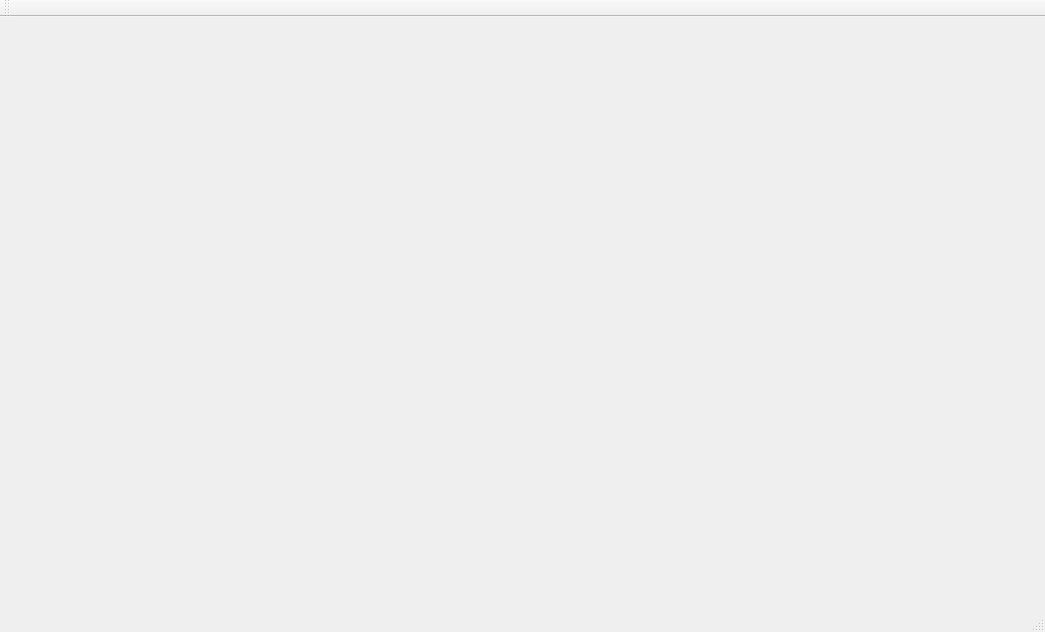
gallottino/guiPoliTOcean, file mainwindow.ui: the form before one commit.
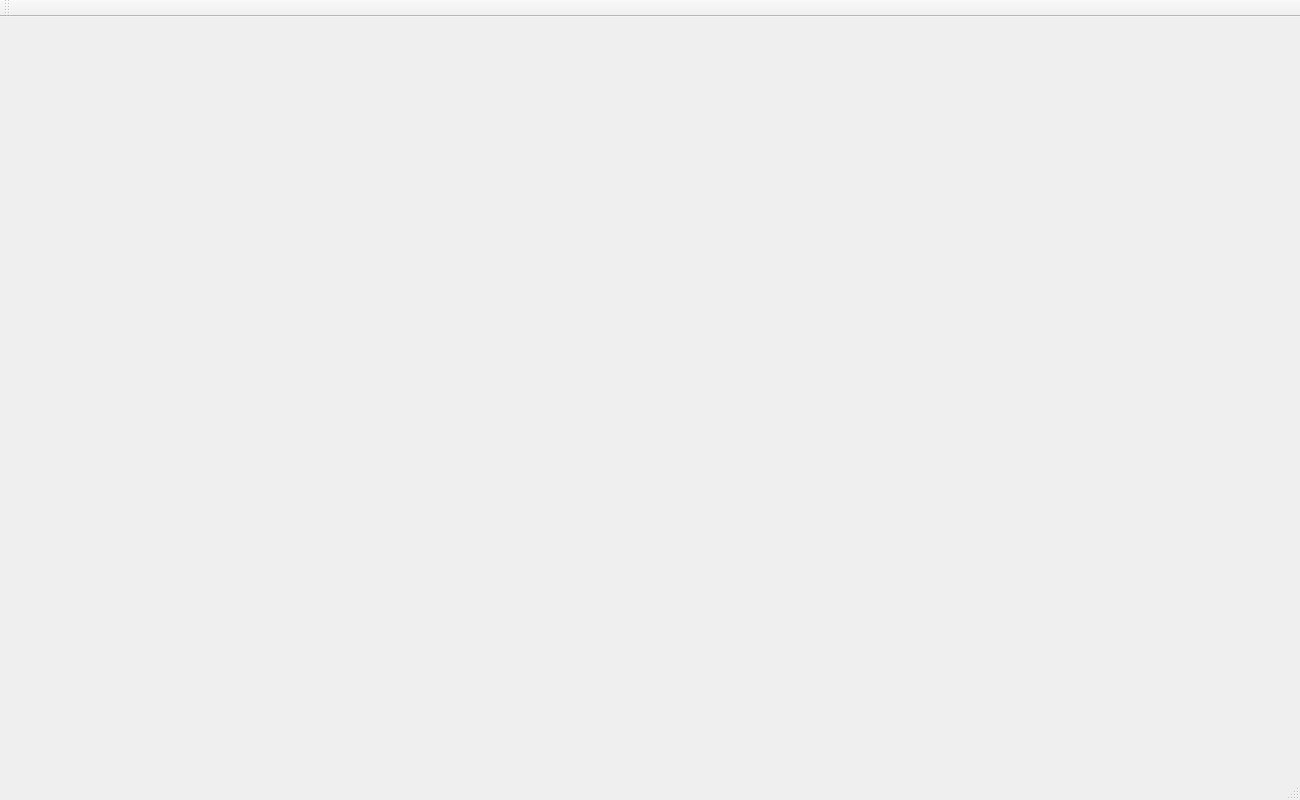
The form after the commit.

Commit message: Added IpCamera class

Patch:
```diff
--- a/mainwindow.ui
+++ b/mainwindow.ui
@@ -6,8 +6,8 @@
    <rect>
     <x>0</x>
     <y>0</y>
-    <width>1045</width>
-    <height>632</height>
+    <width>1300</width>
+    <height>800</height>
    </rect>
   </property>
   <property name="windowTitle">
@@ -17,8 +17,21 @@
    <widget class="QLabel" name="display_image">
     <property name="geometry">
      <rect>
-      <x>57</x>
-      <y>-3</y>
+      <x>20</x>
+      <y>0</y>
+      <width>640</width>
+      <height>480</height>
+     </rect>
+    </property>
+    <property name="text">
+     <string/>
+    </property>
+   </widget>
+   <widget class="QLabel" name="display_image_2">
+    <property name="geometry">
+     <rect>
+      <x>650</x>
+      <y>0</y>
       <width>640</width>
       <height>480</height>
      </rect>
```
Left out of the diff: 4 changed lines with no effect on the pictures. The commit also changes 7 other files.
